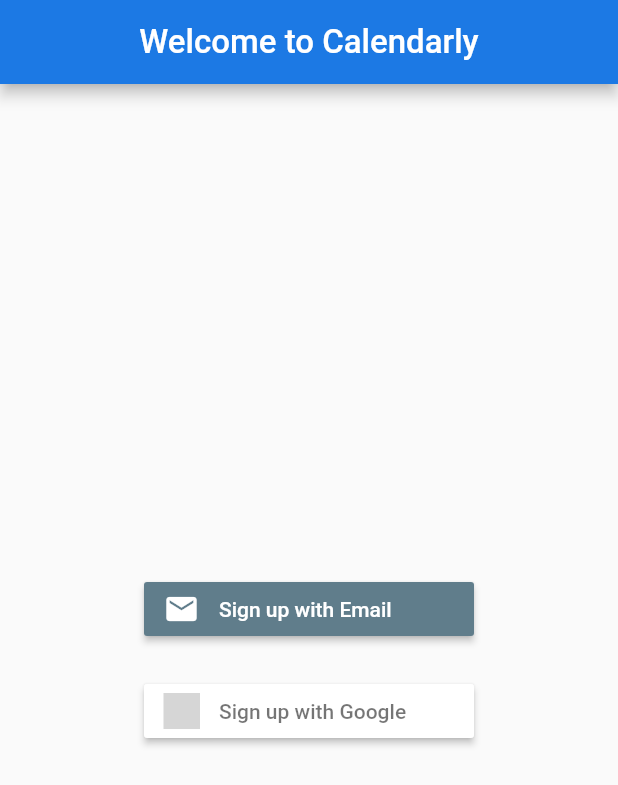
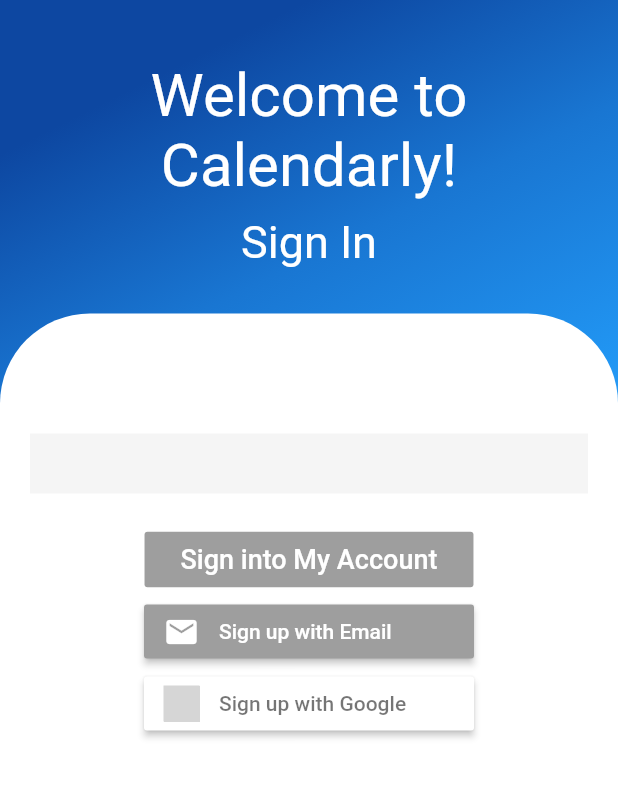
Before and after one commit to kimberlycao/Calendarly, a Flutter app: the screen it shows after launch, on a phone screen of 412 x 824 dp. Shown: the top 785 px of the screen. Run offline on Flutter 3.47's test engine with Material 2 defaults, Android fonts, the phone set to English and light mode, and no system bars; our stand-ins replace firebase_auth, flutter_signin_button, google_fonts, google_sign_in, table_calendar; accounts and stored records are empty; grey boxes are pictures that could not be loaded.

Commit message:
Changed sign-in screen

```diff
--- a/lib/loginpage.dart
+++ b/lib/loginpage.dart
@@ -3,6 +3,7 @@ import 'package:flutter/material.dart';
 import 'package:google_fonts/google_fonts.dart';
 import 'package:flutter_signin_button/flutter_signin_button.dart';
 import 'authentication.dart';
+import 'dart:math' as math; //spent 2 hours on this smfh
 
 void main() {
   runApp(MaterialApp(
@@ -12,55 +13,192 @@ void main() {
 
 class LoginScreen extends StatefulWidget {
   @override
-  _LoginScreenState createState() => new _LoginScreenState();
+  _LoginScreenState createState() => _LoginScreenState();
 }
 
 class _LoginScreenState extends State<LoginScreen> {
   @override
   Widget build(BuildContext context) {
     return Scaffold(
-        appBar: AppBar(
-          centerTitle: true,
-          title: Text('Welcome to Calendarly',
-              style:
-                  GoogleFonts.breeSerif(fontSize: 22.0, color: Colors.white)),
+      body: Container(
+        width: double.infinity, //acts up bare without this
+        decoration: BoxDecoration(
+            gradient: LinearGradient(begin: Alignment.topCenter, colors: [
+          Colors.blue[900],
+          Colors.blue[700],
+          Colors.blue[500],
+          Colors.blue[300]
+        ])),
+        child: Column(
+          crossAxisAlignment: CrossAxisAlignment.center,
+          children: <Widget>[
+            SizedBox(
+              height: 20,
             ),
-        body: Center(
+            Padding(
+              padding: EdgeInsets.all(20),
               child: Column(
-                mainAxisAlignment: MainAxisAlignment.center,
+                crossAxisAlignment: CrossAxisAlignment.center,
                 children: <Widget>[
-              /* RaisedButton(
+                  Text(
+                    "Welcome to Calendarly!",
+                    style: GoogleFonts.breeSerif(
+                        fontSize: 40, color: Colors.white),
+                    textAlign: TextAlign.center,
+                  ),
+                  SizedBox(
+                    height: 10,
+                  ),
+                  Text("Sign In",
+                      style: GoogleFonts.breeSerif(
+                          fontSize: 30, color: Colors.white),
+                      textAlign: TextAlign.center),
+                  SizedBox(
+                    height: 10,
+                  ),
+                  //Icon(Icons.calendar_today, color: Colors.white),
+                ],
+              ),
+            ),
+            Expanded(
+              child: Container(
+                decoration: BoxDecoration(
+                    color: Colors.white,
+                    borderRadius: BorderRadius.only(
+                        topLeft: Radius.circular(60),
+                        topRight: Radius.circular(60))),
+                child: Padding(
+                  padding: EdgeInsets.all(20),
+                  child: Column(
+                    children: <Widget>[
+                      SizedBox(
+                        height: 60,
+                      ),
+                      Container(
+                        padding: EdgeInsets.all(20),
+                        decoration: BoxDecoration(
+                            boxShadow: [BoxShadow(color: Colors.grey[100])]),
+                      ),
+                      SizedBox(height: 20),
+                      RaisedButton(
                           shape: RoundedRectangleBorder(
-                  borderRadius: BorderRadius.circular(10.0)),
+                              borderRadius: BorderRadius.circular(2.0)),
                           color: Colors.blue,
                           child: Padding(
                               padding: const EdgeInsets.all(8.0),
-                  child: Text("Register",
+                              child: Text("Sign into My Account",
                                   style: GoogleFonts.breeSerif(
-                          color: Colors.white, fontSize: 20.0))),
-              onPressed: null), */
+                                      color: Colors.white, fontSize: 18.0))),
+                          onPressed: null),
                       SignInButtonBuilder(
                         text: "Sign up with Email",
                         textColor: Colors.white,
                         icon: Icons.mail,
                         onPressed: () {},
-                backgroundColor: Colors.blueGrey,
+                        backgroundColor: Colors.grey,
                       ),
-              SizedBox(height: 20.0), //Space between the 2 buttons
-              SignInButton(Buttons.Google, text: "Sign up with Google",
-                  onPressed: () {
-                signInWithGoogle().then((result) {
-                  if (result != null) {
-                    Navigator.of(context).push(
-                      MaterialPageRoute(
-                        builder: (context) {
-                          return HomePage();
-                        },
+                      SignInButton(Buttons.Google,
+                          text: "Sign up with Google", onPressed: () {})
+                    ],
+                  ),
+                ),
+              ),
+            ),
+          ],
+        ),
       ),
     );
   }
-                });
-              })
-            ])));
+}
+
+//ignore this bs
+class ImageRotate extends StatefulWidget {
+  @override
+  _ImageRotateState createState() => _ImageRotateState();
+}
+
+class _ImageRotateState extends State<ImageRotate>
+    with SingleTickerProviderStateMixin {
+  AnimationController _controller;
+
+  @override
+  void initState() {
+    super.initState();
+
+    _controller =
+        AnimationController(vsync: this, duration: Duration(seconds: 2))
+          ..repeat();
+  }
+
+  @override
+  Widget build(BuildContext context) {
+    return Scaffold(
+        appBar: AppBar(),
+        body: Center(
+          child: AnimatedBuilder(
+              animation: _controller,
+              builder: (_, child) {
+                return Transform.rotate(
+                  angle: _controller.value * 2 * math.pi,
+                  child: child,
+                );
+              },
+              child: Image.asset('assets/images/calendarlogo.png')),
+        ));
   }
 }
+
+// class LoginScreen extends StatefulWidget {
+//   @override
+//   _LoginScreenState createState() => new _LoginScreenState();
+// }
+
+// class _LoginScreenState extends State<LoginScreen> {
+//   @override
+//   Widget build(BuildContext context) {
+//     return Scaffold(
+//         appBar: AppBar(
+//           centerTitle: true,
+//           title: Text('Welcome to Calendarly',
+//               style:
+//                   GoogleFonts.breeSerif(fontSize: 22.0, color: Colors.white)),
+//         ),
+//         body: Center(
+//             child: Column(
+//                 mainAxisAlignment: MainAxisAlignment.center,
+//                 children: <Widget>[
+// RaisedButton(
+// shape: RoundedRectangleBorder(
+//     borderRadius: BorderRadius.circular(10.0)),
+// color: Colors.blue,
+// child: Padding(
+//     padding: const EdgeInsets.all(8.0),
+//     child: Text("Register",
+//         style: GoogleFonts.breeSerif(
+//             color: Colors.white, fontSize: 20.0))),
+// onPressed: null),
+// SignInButtonBuilder(
+//   text: "Sign up with Email",
+//   textColor: Colors.white,
+//   icon: Icons.mail,
+//   onPressed: () {},
+//   backgroundColor: Colors.blueGrey,
+// ),
+//               SizedBox(height: 20.0), //Space between the 2 buttons
+//               SignInButton(Buttons.Google, text: "Sign up with Google",
+//                   onPressed: () {
+//                 signInWithGoogle().then((result) {
+//                   if (result != null) {
+//                     Navigator.of(context).push(
+//                       MaterialPageRoute(
+//                         builder: (context) {
+//                           return HomePage();
+//                         },
+//                       ),
+//                     );
+//                   }
+//                 });
+//               })
+//             ])));
+//   }
+// }
--- a/pubspec.yaml
+++ b/pubspec.yaml
@@ -52,8 +52,8 @@ flutter:
   uses-material-design: true
 
   # To add assets to your application, add an assets section, like this:
-  # assets:
-  #   - images/a_dot_burr.jpeg
+  assets:
+     - assets/images/calendarlogo.png
   #   - images/a_dot_ham.jpeg
 
   # An image asset can refer to one or more resolution-specific "variants", see
```
Also changed, not shown: assets/images/calendarlogo.png (added), 1 other file. Lines whose indentation alone changed are shown as unchanged.
